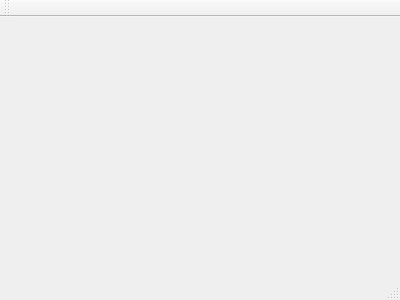
Qt form mainwindow.ui (XBisATrouble/Danmuku) before a commit.
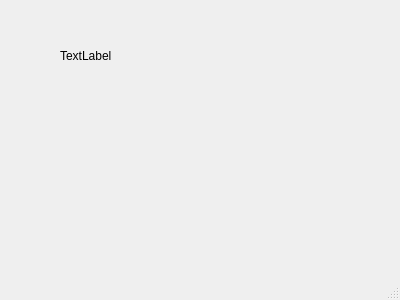
The same form after that commit.

Patch:
```diff
--- a/mainwindow.ui
+++ b/mainwindow.ui
@@ -13,24 +13,20 @@
   <property name="windowTitle">
    <string>MainWindow</string>
   </property>
-  <widget class="QWidget" name="centralWidget"/>
-  <widget class="QMenuBar" name="menuBar">
+  <widget class="QWidget" name="centralWidget">
+   <widget class="QLabel" name="timelabel">
    <property name="geometry">
     <rect>
-     <x>0</x>
-     <y>0</y>
-     <width>400</width>
-     <height>23</height>
-    </rect>
-   </property>
-  </widget>
-  <widget class="QToolBar" name="mainToolBar">
-   <attribute name="toolBarArea">
-    <enum>TopToolBarArea</enum>
-   </attribute>
-   <attribute name="toolBarBreak">
-    <bool>false</bool>
-   </attribute>
+      <x>60</x>
+      <y>50</y>
+      <width>54</width>
+      <height>12</height>
+     </rect>
+    </property>
+    <property name="text">
+     <string>TextLabel</string>
+    </property>
+   </widget>
   </widget>
   <widget class="QStatusBar" name="statusBar"/>
  </widget>
```
Lines whose indentation alone changed are shown as unchanged.
